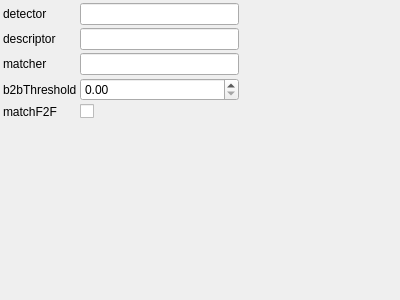
This is utils/corestructs/coreWidgets/featureDetectionParamsControlWidget.ui in NickPenkrat/corecvs as Qt 5 draws it before an edit. The edited form follows.
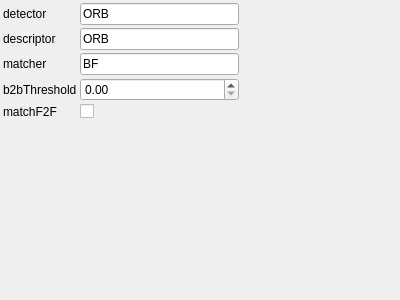
This is the edited form.

```diff
--- a/utils/corestructs/coreWidgets/featureDetectionParamsControlWidget.ui
+++ b/utils/corestructs/coreWidgets/featureDetectionParamsControlWidget.ui
@@ -32,6 +32,9 @@
        <property name="toolTip">
          <string>detector</string>
        </property>
+       <property name="text">
+           <string>ORB</string>
+       </property>
      </widget>
     </item>
     <item row="1" column="0">
@@ -46,6 +49,9 @@
        <property name="toolTip">
          <string>descriptor</string>
        </property>
+       <property name="text">
+           <string>ORB</string>
+       </property>
      </widget>
     </item>
     <item row="2" column="0">
@@ -60,6 +66,9 @@
        <property name="toolTip">
          <string>matcher</string>
        </property>
+       <property name="text">
+           <string>BF</string>
+       </property>
      </widget>
     </item>
     <item row="3" column="0">
```
Left out of the diff: 5 changed lines with no effect on the pictures. Lines whose indentation alone changed are shown as unchanged.
